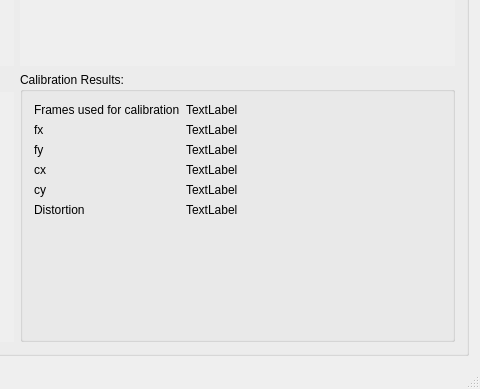
Qt form CalibracionQt/mainwindow.ui (joshjo/computer-vision) before a commit; both pictures show x 886 to 1366 and y 421 to 810 of the 1366 by 810 pixel window.
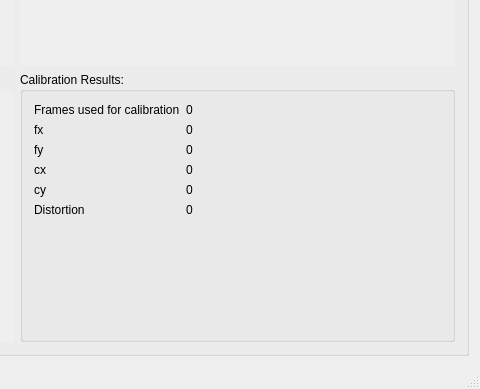
The same form after that commit.

Patch:
```diff
--- a/CalibracionQt/mainwindow.ui
+++ b/CalibracionQt/mainwindow.ui
@@ -417,7 +417,7 @@
               <item row="0" column="1">
                <widget class="QLabel" name="calibrationFramesLabel">
                 <property name="text">
-                 <string>TextLabel</string>
+                 <string>0</string>
                 </property>
                </widget>
               </item>
@@ -431,7 +431,7 @@
               <item row="1" column="1">
                <widget class="QLabel" name="fxLabel">
                 <property name="text">
-                 <string>TextLabel</string>
+                 <string>0</string>
                 </property>
                </widget>
               </item>
@@ -445,7 +445,7 @@
               <item row="2" column="1">
                <widget class="QLabel" name="fyLabel">
                 <property name="text">
-                 <string>TextLabel</string>
+                 <string>0</string>
                 </property>
                </widget>
               </item>
@@ -459,7 +459,7 @@
               <item row="3" column="1">
                <widget class="QLabel" name="cxLabel">
                 <property name="text">
-                 <string>TextLabel</string>
+                 <string>0</string>
                 </property>
                </widget>
               </item>
@@ -473,7 +473,7 @@
               <item row="4" column="1">
                <widget class="QLabel" name="cyLabel">
                 <property name="text">
-                 <string>TextLabel</string>
+                 <string>0</string>
                 </property>
                </widget>
               </item>
@@ -487,7 +487,21 @@
               <item row="5" column="1">
                <widget class="QLabel" name="distortionLabel">
                 <property name="text">
-                 <string>TextLabel</string>
+                 <string>0</string>
+                </property>
+               </widget>
+              </item>
+              <item row="6" column="0">
+               <widget class="QLabel" name="label_18">
+                <property name="text">
+                 <string/>
+                </property>
+               </widget>
+              </item>
+              <item row="6" column="1">
+               <widget class="QLabel" name="lblWaiting">
+                <property name="text">
+                 <string/>
                 </property>
                </widget>
               </item>
```
